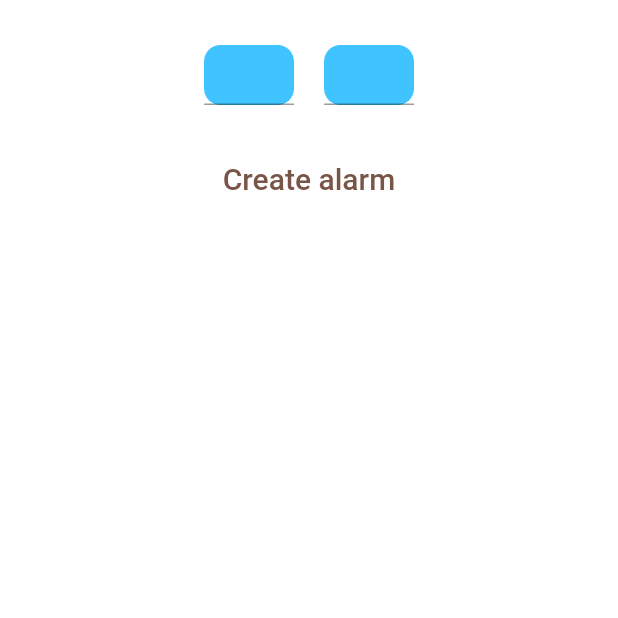
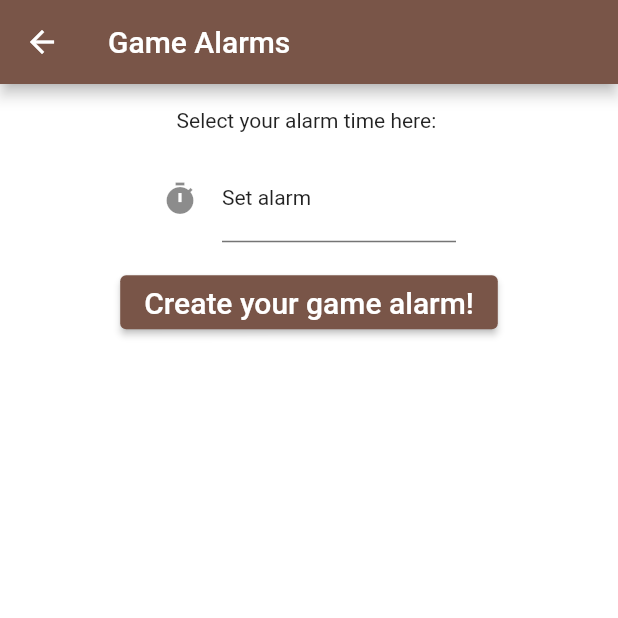
Before and after one commit to jakelang01/gamegeek, a Flutter app: the screen it shows after launch, in the side drawer, after a tap on "Game Alarm", on a phone screen of 412 x 824 dp, the top half of it. Run offline on Flutter 3.47's test engine with Material 2 defaults, Android fonts, the phone set to English and light mode, and no system bars; our stand-ins replace cloud_firestore, csv, firebase_core; missing offline and left inert: flutter_alarm_clock; accounts and stored records are empty.

Commit message:
new working alarm screen

```diff
--- a/lib/screens/alarms_screen.dart
+++ b/lib/screens/alarms_screen.dart
@@ -1,10 +1,11 @@
 import 'package:flutter/material.dart';
 import 'package:flutter/cupertino.dart';
 import 'package:flutter_alarm_clock/flutter_alarm_clock.dart';
+import 'package:intl/intl.dart';
 
 /*****************************************************************************************************/
 /*                                                                                                   */
-/*  Alarm clock code taken from https://www.geeksforgeeks.org/flutter-building-an-alarm-clock-app/   */
+/*   Some alarm code taken from https://www.geeksforgeeks.org/flutter-building-an-alarm-clock-app/   */
 /*                                                                                                   */
 /*****************************************************************************************************/
 
@@ -17,73 +18,99 @@ class AlarmScreen extends StatefulWidget {
 class _AlarmScreen extends State<AlarmScreen>{
 
   //text controllers
-  TextEditingController hourController = TextEditingController();
-  TextEditingController minuteController = TextEditingController();
+  TextEditingController clockController = TextEditingController();
 
   @override
   void initState() {
     super.initState();
   }
 
+
+  int hourCalc(TextEditingController controller){
+    String fix = controller.text;
+    List fixHour = controller.text.split(":");
+    int h = int.parse(fixHour[0]);
+    print(h);
+    return h;
+  }
+
+  int minuteCalc(TextEditingController controller){
+    String fix = controller.text;
+    List fixMin = fix.split(":");
+    int min = int.parse(fixMin[1]);
+    print(min);
+    return min;
+  }
+
   @override
   Widget build(BuildContext build){
-    return Center(
-        child: Column(
+    return Scaffold(
+      appBar: AppBar(
+        leading: IconButton(
+          icon: Icon(Icons.arrow_back),
+          onPressed: () => Navigator.of(context).pop(false),
+        ),
+        title: Text("Game Alarms"),
+        actions: <Widget>[],
+      ),
+    backgroundColor: Colors.white,
+    body: Column(
+        //mainAxisAlignment: MainAxisAlignment.center,
         children: <Widget>[
-            const SizedBox(height: 30),
-              Row(
-                mainAxisAlignment: MainAxisAlignment.center,
-                children: [
-                  Container(
-                    height: 40,
-                    width: 60,
-                    decoration: BoxDecoration(
-                      shape: BoxShape.rectangle,
-                      color: Colors.lightBlueAccent,
-                      borderRadius: BorderRadius.circular(11)
-                    ),
-                    child: Center(
-                      child: TextField(
-                        controller: hourController,
-                        keyboardType: TextInputType.number,
+          const Padding(
+            padding: EdgeInsets.only(top: 16, bottom: 8),
+            child: Text(
+              "Select your alarm time here: ",
+              //style: ,
             ),
           ),
+          Padding(
+            padding:const EdgeInsets.symmetric(horizontal: 108, vertical: 8),
+              child:TextField(
+                controller: clockController, //editing controller of this TextField
+                decoration: InputDecoration(
+                  enabledBorder: UnderlineInputBorder(borderSide: BorderSide(color: Theme.of(context).unselectedWidgetColor)),
+                  icon: Icon(Icons.timer), //icon of text field
+                  labelText: "Set alarm",
+                  labelStyle: Theme.of(context).textTheme.bodyText2,
+                  floatingLabelStyle: Theme.of(context).textTheme.bodyText1,//label text of field
                 ),
-                  const SizedBox(width: 20),
-                  Container(
-                    height: 40,
-                    width: 60,
-                    decoration: BoxDecoration(
-                      shape: BoxShape.rectangle,
-                      color: Colors.lightBlueAccent,
-                      borderRadius: BorderRadius.circular(11)
-                    ),
-                    child: Center(
-                      child: TextField(
-                        controller: minuteController,
-                        keyboardType: TextInputType.number,
+                readOnly: true,  //set it true, so that user will not able to edit text
+                onTap: () async {
+                    TimeOfDay? pickedTime =  await showTimePicker(
+                    initialTime: TimeOfDay.now(),
+                    context: context,
+                  );
+                  if(pickedTime != null ){
+                    print(pickedTime.format(context));   //output 10:51 PM
+                    DateTime parsedTime = DateFormat.jm().parse(pickedTime.format(context).toString());
+                    //converting to DateTime so that we can further format on different pattern.
+                    print(parsedTime); //output 1970-01-01 22:53:00.000
+                    String formattedTime = DateFormat('HH:mm').format(parsedTime);
+                    print(formattedTime); //output 14:59
+                    //DateFormat() is from intl package, you can format the time on any pattern you need.
+                    setState(() {
+                      clockController.text = formattedTime; //set the value of text field.
+                    });
+                  }
+                  else{
+                    print("Time is not selected");
+                  }
+                },
               ),
           ),
-                  ),
-                ],
-              ),
-              Container(
-                margin: const EdgeInsets.all(25),
-                child: TextButton(
+          Padding(
+            padding: const EdgeInsets.all(8),
+            child: ElevatedButton(
               child: const Text(
-                    'Create alarm',
+                'Create your game alarm!',
                 style: TextStyle(fontSize: 20.0),
               ),
               onPressed: () {
-                    int hour;
-                    int minutes;
-                    hour = int.parse(hourController.text);
-                    minutes = int.parse(minuteController.text);
-                    FlutterAlarmClock.createAlarm(hour, minutes);
+                FlutterAlarmClock.createAlarm(hourCalc(clockController), minuteCalc(clockController));
               },
             ),
-              ),
-          ],
+          )],
         ),
     );
   }
--- a/pubspec.yaml
+++ b/pubspec.yaml
@@ -41,6 +41,8 @@ dependencies:
   crypto: ^3.0.2
   csv: ^5.0.1
   flutter_alarm_clock: ^0.0.1
+  intl: ^0.17.0
+
 
 dev_dependencies:
   flutter_test:
```
Lines whose indentation alone changed are shown as unchanged.
